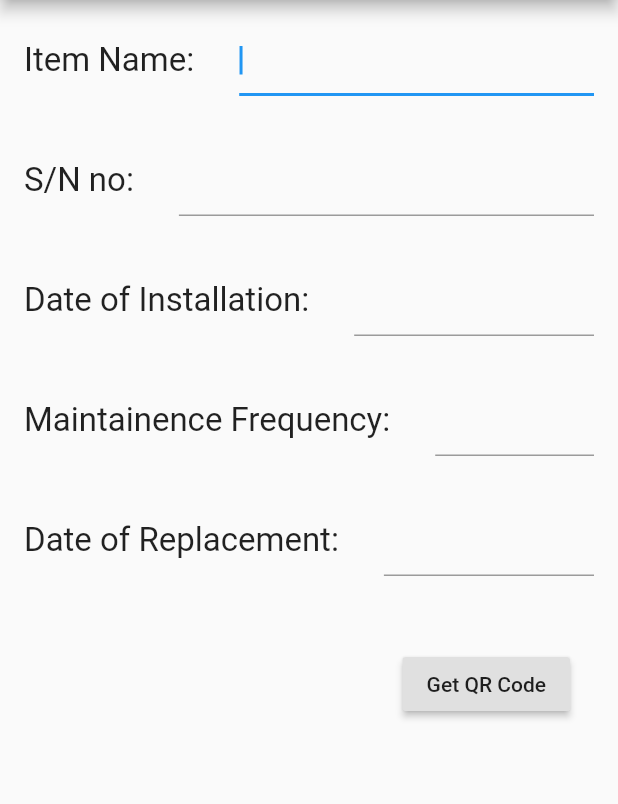
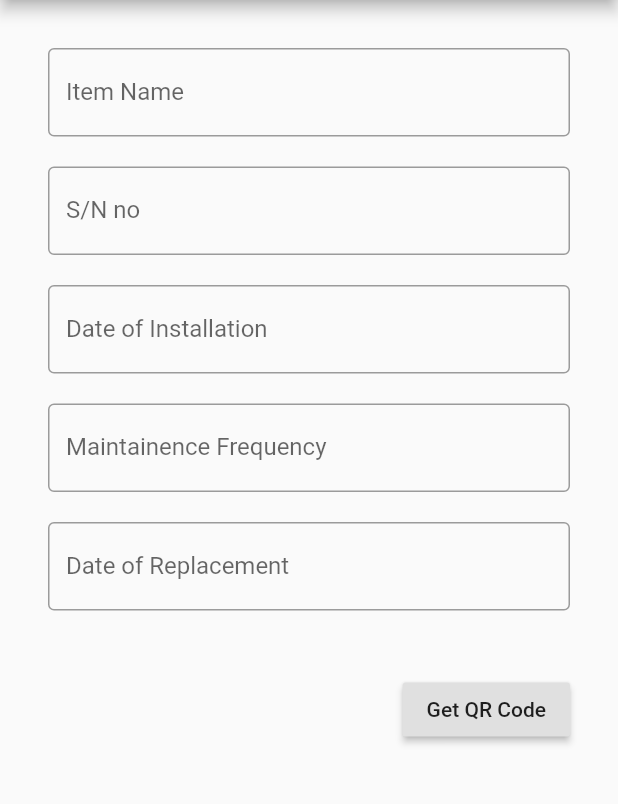
Before and after one commit to eswar2001/Airport_authority_qr_maintanence, a Flutter app: the Second screen opened by its route, on a phone screen of 412 x 824 dp, the part 84-888 px from its top. Run offline on Flutter 3.47's test engine with Material 2 defaults, Android fonts, the phone set to English and light mode, and no system bars; drawn by our look-alikes of datetime_picker_formfield.

Commit message:
modified ui

```diff
--- a/lib/screens/second.dart
+++ b/lib/screens/second.dart
@@ -1,6 +1,17 @@
 import 'package:Maintanence/widgets/Buttons.dart';
 import 'package:flutter/material.dart';
-class Second extends StatelessWidget {
+import 'package:intl/intl.dart';
+import 'package:datetime_picker_formfield/datetime_picker_formfield.dart';
+
+
+class Second extends StatefulWidget {
+  @override
+  _SecondState createState() => _SecondState();
+}
+
+class _SecondState extends State<Second> {
+  final dateFormat = DateFormat("EEEE, MMMM d, yyyy 'at' h:mma");
+  DateTime date;
   @override
   Widget build(BuildContext context) {
     return Scaffold(
@@ -12,11 +23,64 @@ class Second extends StatelessWidget {
             child: Container(
               child: Column(
                 children: <Widget>[
-                buildRow('Item Name:'),
-                buildRow('S/N no:'),
-                buildRow('Date of Installation:'),
-                buildRow('Maintainence Frequency:'),
-                buildRow('Date of Replacement:'),
+                  SizedBox(
+                    height: 22.0,
+                  ),
+                  BuiltTextfield('Item Name'),
+                  BuiltTextfield('S/N no'),
+                  Padding(
+                    padding: EdgeInsets.symmetric(vertical: 10.0,horizontal: 32.0),
+                    child: DateTimeField(
+                      onShowPicker: (context, currentValue) async {
+                        final date = await showDatePicker(
+                            context: context,
+                            firstDate: DateTime(1900),
+                            initialDate: currentValue ?? DateTime.now(),
+                            lastDate: DateTime(2100));
+                        if (date != null) {
+                          final time = await showTimePicker(
+                            context: context,
+                            initialTime:
+                            TimeOfDay.fromDateTime(currentValue ?? DateTime.now()),
+                          );
+                          return DateTimeField.combine(date, time);
+                        } else {
+                          return currentValue;
+                        }
+                      },
+                      format: dateFormat,
+                      decoration: InputDecoration(labelText: 'Date of Installation',
+                        border: OutlineInputBorder(),),
+                      onChanged: (dt) => setState(() => date = dt),
+                    ),
+                  ),
+                  BuiltTextfield('Maintainence Frequency'),
+                  Padding(
+                    padding: EdgeInsets.symmetric(vertical: 10.0,horizontal: 32.0),
+                    child: DateTimeField(
+                      onShowPicker: (context, currentValue) async {
+                        final date = await showDatePicker(
+                            context: context,
+                            firstDate: DateTime(1900),
+                            initialDate: currentValue ?? DateTime.now(),
+                            lastDate: DateTime(2100));
+                        if (date != null) {
+                          final time = await showTimePicker(
+                            context: context,
+                            initialTime:
+                            TimeOfDay.fromDateTime(currentValue ?? DateTime.now()),
+                          );
+                          return DateTimeField.combine(date, time);
+                        } else {
+                          return currentValue;
+                        }
+                      },
+                      format: dateFormat,
+                      decoration: InputDecoration(labelText: 'Date of Replacement',
+                        border: OutlineInputBorder(),),
+                      onChanged: (dt) => setState(() => date = dt),
+                    ),
+                  ),
                   Padding(
                     padding: const EdgeInsets.all(32.0),
                     child: Row(
@@ -32,23 +96,19 @@ class Second extends StatelessWidget {
     );
   }
 
-  Padding buildRow(String textname) {
+}
+
+class BuiltTextfield extends StatelessWidget {
+
+  BuiltTextfield(this.label);
+  String label;
+  @override
+  Widget build(BuildContext context) {
     return Padding(
-            padding: const EdgeInsets.all(16.0),
-            child: Row(
-              mainAxisAlignment: MainAxisAlignment.spaceEvenly,
-              children: <Widget>[
-                Text(
-                    textname,
-                  style: TextStyle(
-                    fontSize: 22.0,
-                  ),
-                ),
-                SizedBox(
-                  width: 30.0,
-                ),
-                Expanded(child: TextField(autofocus: true)),
-              ],
+      padding: const EdgeInsets.symmetric(vertical: 10.0,horizontal: 32.0),
+      child: TextField(
+        decoration: InputDecoration(labelText: label,
+          border: OutlineInputBorder(),),
       ),
     );
   }
--- a/pubspec.yaml
+++ b/pubspec.yaml
@@ -23,6 +23,8 @@ dependencies:
   # The following adds the Cupertino Icons font to your application.
   # Use with the CupertinoIcons class for iOS style icons.
   cupertino_icons: any
+  intl: ^0.16.1
+  datetime_picker_formfield: ^1.0.0
 
 dev_dependencies:
   flutter_test:
```
Also changed, not shown: lib/data structure/service.dart (added, +7 -0 lines), lib/screens/services.dart (added, +18 -0 lines), pubspec.lock. Lines whose indentation alone changed are shown as unchanged.
